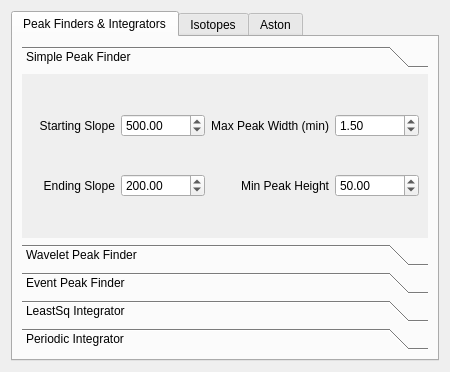
Old version of the form aston/ui/aston_settings.ui in the repository bovee/Aston.
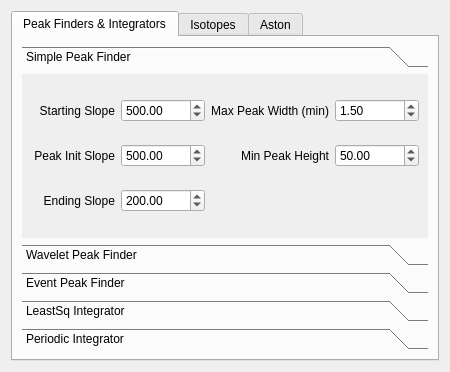
New version of the form. The open tabs and pages were chosen to show the change.

```diff
--- a/aston/ui/aston_settings.ui
+++ b/aston/ui/aston_settings.ui
@@ -55,7 +55,7 @@
            <rect>
             <x>0</x>
             <y>0</y>
-            <width>447</width>
+            <width>451</width>
             <height>170</height>
            </rect>
           </property>
@@ -63,32 +63,6 @@
            <string>Simple Peak Finder</string>
           </attribute>
           <layout class="QGridLayout" name="gridLayout_4">
-           <item row="1" column="0">
-            <widget class="QLabel" name="label_5">
-             <property name="text">
-              <string>Ending Slope</string>
-             </property>
-             <property name="alignment">
-              <set>Qt::AlignRight|Qt::AlignTrailing|Qt::AlignVCenter</set>
-             </property>
-            </widget>
-           </item>
-           <item row="1" column="1">
-            <widget class="QDoubleSpinBox" name="doubleSimpleEndSlope">
-             <property name="minimum">
-              <double>-10000.000000000000000</double>
-             </property>
-             <property name="maximum">
-              <double>10000.000000000000000</double>
-             </property>
-             <property name="singleStep">
-              <double>100.000000000000000</double>
-             </property>
-             <property name="value">
-              <double>200.000000000000000</double>
-             </property>
-            </widget>
-           </item>
            <item row="0" column="1">
             <widget class="QDoubleSpinBox" name="doubleSimpleStartSlope">
              <property name="minimum">
@@ -122,7 +96,7 @@
              </property>
             </widget>
            </item>
-           <item row="1" column="2">
+           <item row="2" column="2">
             <widget class="QLabel" name="label_7">
              <property name="text">
               <string>Min Peak Height</string>
@@ -132,7 +106,7 @@
              </property>
             </widget>
            </item>
-           <item row="1" column="3">
+           <item row="2" column="3">
             <widget class="QDoubleSpinBox" name="doubleSimpleMinPeakHgt">
              <property name="maximum">
               <double>10000000.000000000000000</double>
@@ -155,6 +129,55 @@
              </property>
             </widget>
            </item>
+           <item row="3" column="0">
+            <widget class="QLabel" name="label_5">
+             <property name="text">
+              <string>Ending Slope</string>
+             </property>
+             <property name="alignment">
+              <set>Qt::AlignRight|Qt::AlignTrailing|Qt::AlignVCenter</set>
+             </property>
+            </widget>
+           </item>
+           <item row="3" column="1">
+            <widget class="QDoubleSpinBox" name="doubleSimpleEndSlope">
+             <property name="minimum">
+              <double>-10000.000000000000000</double>
+             </property>
+             <property name="maximum">
+              <double>10000.000000000000000</double>
+             </property>
+             <property name="singleStep">
+              <double>100.000000000000000</double>
+             </property>
+             <property name="value">
+              <double>200.000000000000000</double>
+             </property>
+            </widget>
+           </item>
+           <item row="2" column="0">
+            <widget class="QLabel" name="label_20">
+             <property name="text">
+              <string>Peak Init Slope</string>
+             </property>
+             <property name="alignment">
+              <set>Qt::AlignRight|Qt::AlignTrailing|Qt::AlignVCenter</set>
+             </property>
+            </widget>
+           </item>
+           <item row="2" column="1">
+            <widget class="QDoubleSpinBox" name="doubleSimpleInitSlope">
+             <property name="minimum">
+              <double>-10000.000000000000000</double>
+             </property>
+             <property name="maximum">
+              <double>10000.000000000000000</double>
+             </property>
+             <property name="value">
+              <double>500.000000000000000</double>
+             </property>
+            </widget>
+           </item>
           </layout>
          </widget>
          <widget class="QWidget" name="page_3">
```
Left out of the diff: 6 changed lines with no effect on the pictures.
